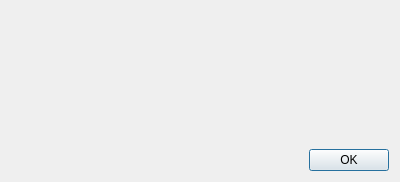
This is xArchiveManager/AboutDialog.ui in lstalmir/xArchive as Qt 5 draws it before an edit. The edited form follows.
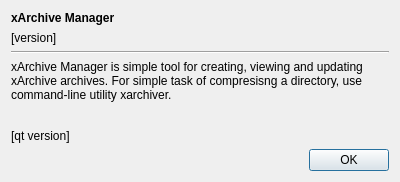
This is the edited form.

Commit message: Add AboutDialog and listing contents of the archive

Diff of the .ui file:
```diff
--- a/xArchiveManager/AboutDialog.ui
+++ b/xArchiveManager/AboutDialog.ui
@@ -14,6 +14,43 @@
    <string>Dialog</string>
   </property>
   <layout class="QVBoxLayout" name="verticalLayout">
+   <item>
+    <widget class="QLabel" name="label">
+     <property name="font">
+      <font>
+       <weight>75</weight>
+       <bold>true</bold>
+      </font>
+     </property>
+     <property name="text">
+      <string>xArchive Manager</string>
+     </property>
+    </widget>
+   </item>
+   <item>
+    <widget class="QLabel" name="versionLabel">
+     <property name="text">
+      <string>[version]</string>
+     </property>
+    </widget>
+   </item>
+   <item>
+    <widget class="Line" name="line">
+     <property name="orientation">
+      <enum>Qt::Horizontal</enum>
+     </property>
+    </widget>
+   </item>
+   <item>
+    <widget class="QLabel" name="label_2">
+     <property name="text">
+      <string>xArchive Manager is simple tool for creating, viewing and updating xArchive archives. For simple task of compresisng a directory, use command-line utility xarchiver.</string>
+     </property>
+     <property name="wordWrap">
+      <bool>true</bool>
+     </property>
+    </widget>
+   </item>
    <item>
     <spacer name="verticalSpacer">
      <property name="orientation">
@@ -27,6 +64,13 @@
      </property>
     </spacer>
    </item>
+   <item>
+    <widget class="QLabel" name="qtVersionLabel">
+     <property name="text">
+      <string>[qt version]</string>
+     </property>
+    </widget>
+   </item>
    <item>
     <widget class="QDialogButtonBox" name="buttonBox">
      <property name="orientation">
```
Left out of the diff: 5 changed lines with no effect on the pictures. The commit also changes 8 other files.
